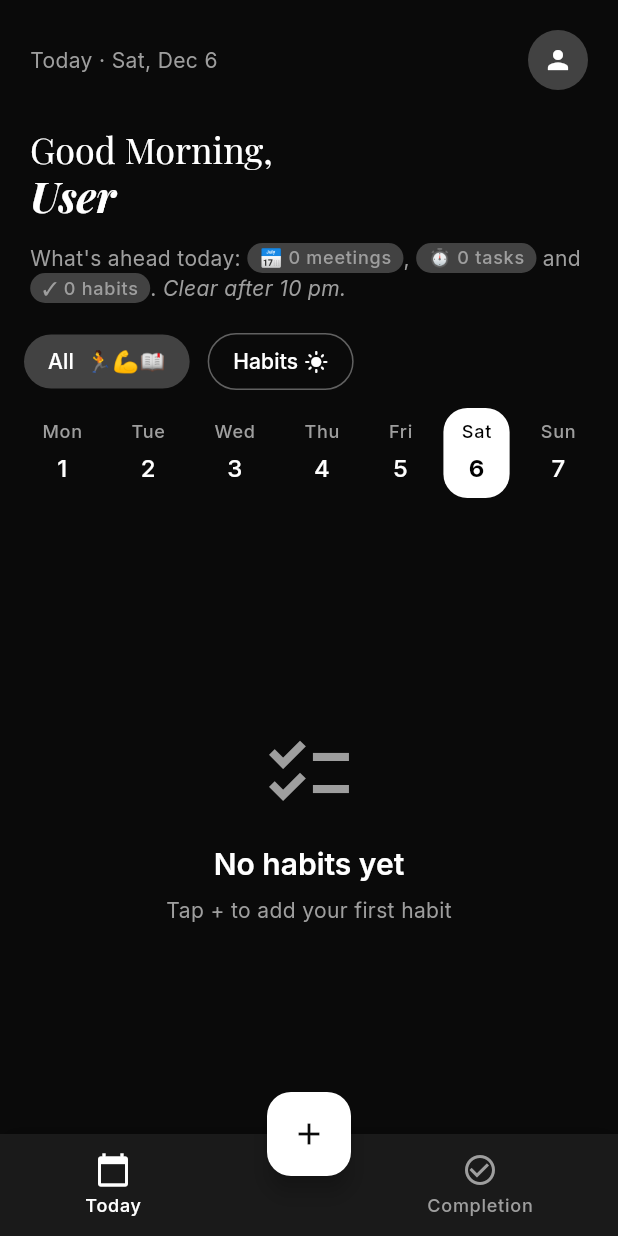
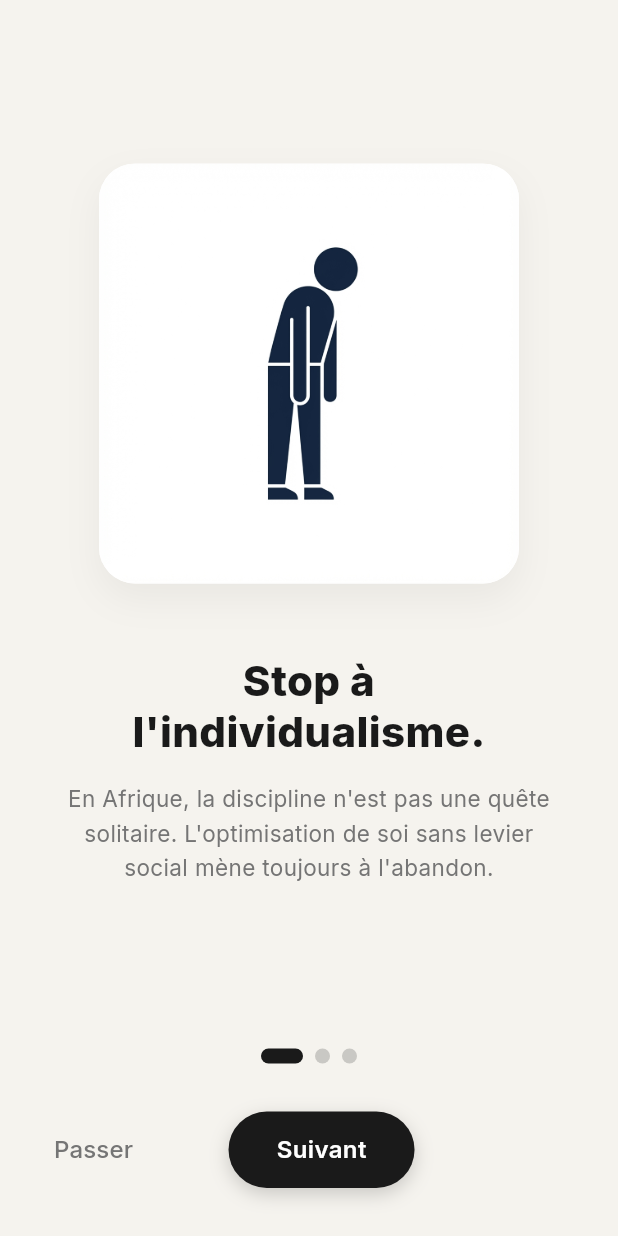
Before and after one commit to JesseOgoula/HABITU, a Flutter app: the screen it shows after launch, on a phone screen of 412 x 824 dp. Run offline on Flutter 3.47's test engine with Material 3 defaults, Android fonts, the phone set to English and light mode, and no system bars; our stand-ins replace google_fonts, hive, hive_flutter; accounts and stored records are empty.

Commit message:
feat: Implement splash and onboarding screens with initial app navigation and assets.

```diff
--- a/my_app/lib/main.dart
+++ b/my_app/lib/main.dart
@@ -46,7 +46,7 @@ class HabituApp extends StatelessWidget {
           theme: AppTheme.lightTheme,
           darkTheme: AppTheme.darkTheme,
           themeMode: themeProvider.themeMode,
-          home: const SplashScreen(nextScreen: HomeScreen()),
+          home: const SplashScreen(homeScreen: HomeScreen()),
         );
       },
     );
--- /dev/null
+++ b/my_app/lib/screens/onboarding_screen.dart
@@ -0,0 +1,271 @@
+import 'package:flutter/material.dart';
+import 'package:google_fonts/google_fonts.dart';
+import 'package:hive_flutter/hive_flutter.dart';
+import '../theme/app_theme.dart';
+
+class OnboardingScreen extends StatefulWidget {
+  final Widget nextScreen;
+
+  const OnboardingScreen({super.key, required this.nextScreen});
+
+  @override
+  State<OnboardingScreen> createState() => _OnboardingScreenState();
+}
+
+class _OnboardingScreenState extends State<OnboardingScreen> {
+  final PageController _pageController = PageController();
+  int _currentPage = 0;
+
+  final List<OnboardingPageData> _pages = [
+    OnboardingPageData(
+      title: "Stop à\nl'individualisme.",
+      description:
+          "En Afrique, la discipline n'est pas une quête solitaire. L'optimisation de soi sans levier social mène toujours à l'abandon.",
+      imagePath: 'assets/images/onboarding1_new.png',
+    ),
+    OnboardingPageData(
+      title: "Le Pouvoir de l'Ubuntu\nau service de ta croissance.",
+      description:
+          "Nous fusionnons la discipline personnelle avec la force du collectif.",
+      imagePath: 'assets/images/onboarding2_new.png',
+    ),
+    OnboardingPageData(
+      title: "Crée ton Cercle\nde responsabilité.",
+      description:
+          "Arrête d'essayer seul. Sur HABITU, si tu t'arrêtes, tu brises le Cercle. La force du collectif est ta meilleure motivation pour réussir.",
+      imagePath: 'assets/images/onboarding3_new.png',
+    ),
+  ];
+
+  @override
+  void dispose() {
+    _pageController.dispose();
+    super.dispose();
+  }
+
+  void _nextPage() {
+    if (_currentPage < _pages.length - 1) {
+      _pageController.nextPage(
+        duration: const Duration(milliseconds: 300),
+        curve: Curves.easeInOut,
+      );
+    } else {
+      _completeOnboarding();
+    }
+  }
+
+  void _skip() {
+    _completeOnboarding();
+  }
+
+  Future<void> _completeOnboarding() async {
+    final box = await Hive.openBox('settings');
+    await box.put('onboarding_complete', true);
+
+    if (mounted) {
+      Navigator.of(context).pushReplacement(
+        PageRouteBuilder(
+          pageBuilder: (context, animation, secondaryAnimation) =>
+              widget.nextScreen,
+          transitionsBuilder: (context, animation, secondaryAnimation, child) {
+            return FadeTransition(opacity: animation, child: child);
+          },
+          transitionDuration: const Duration(milliseconds: 300),
+        ),
+      );
+    }
+  }
+
+  @override
+  Widget build(BuildContext context) {
+    final isLastPage = _currentPage == _pages.length - 1;
+
+    return Scaffold(
+      backgroundColor: AppTheme.lightBackground,
+      body: SafeArea(
+        child: Column(
+          children: [
+            // Page content
+            Expanded(
+              child: PageView.builder(
+                controller: _pageController,
+                onPageChanged: (index) {
+                  setState(() {
+                    _currentPage = index;
+                  });
+                },
+                itemCount: _pages.length,
+                itemBuilder: (context, index) {
+                  return _buildPage(_pages[index]);
+                },
+              ),
+            ),
+
+            // Bottom section with indicators and buttons
+            Padding(
+              padding: const EdgeInsets.fromLTRB(24, 0, 24, 32),
+              child: Column(
+                children: [
+                  // Page indicators
+                  Row(
+                    mainAxisAlignment: MainAxisAlignment.center,
+                    children: List.generate(
+                      _pages.length,
+                      (index) => AnimatedContainer(
+                        duration: const Duration(milliseconds: 300),
+                        margin: const EdgeInsets.symmetric(horizontal: 4),
+                        width: _currentPage == index ? 28 : 10,
+                        height: 10,
+                        decoration: BoxDecoration(
+                          color: _currentPage == index
+                              ? AppTheme.lightText
+                              : AppTheme.lightText.withValues(alpha: 0.2),
+                          borderRadius: BorderRadius.circular(5),
+                        ),
+                      ),
+                    ),
+                  ),
+
+                  const SizedBox(height: 32),
+
+                  // Buttons row
+                  Row(
+                    mainAxisAlignment: isLastPage
+                        ? MainAxisAlignment.center
+                        : MainAxisAlignment.spaceBetween,
+                    children: [
+                      // Passer button (hidden on last page)
+                      if (!isLastPage)
+                        TextButton(
+                          onPressed: _skip,
+                          child: Text(
+                            'Passer',
+                            style: GoogleFonts.inter(
+                              fontSize: 16,
+                              color: AppTheme.lightTextSecondary,
+                            ),
+                          ),
+                        ),
+
+                      // Suivant / Commencer button
+                      GestureDetector(
+                        onTap: _nextPage,
+                        child: Container(
+                          padding: const EdgeInsets.symmetric(
+                            horizontal: 32,
+                            vertical: 14,
+                          ),
+                          decoration: BoxDecoration(
+                            color: AppTheme.lightText,
+                            borderRadius: BorderRadius.circular(28),
+                            boxShadow: [
+                              BoxShadow(
+                                color: AppTheme.lightText.withValues(
+                                  alpha: 0.2,
+                                ),
+                                blurRadius: 10,
+                                offset: const Offset(0, 4),
+                              ),
+                            ],
+                          ),
+                          child: Text(
+                            isLastPage ? 'Commencer' : 'Suivant',
+                            style: GoogleFonts.inter(
+                              fontSize: 16,
+                              fontWeight: FontWeight.w600,
+                              color: Colors.white,
+                            ),
+                          ),
+                        ),
+                      ),
+
+                      // Spacer for alignment on non-last pages
+                      if (!isLastPage) const SizedBox(width: 60),
+                    ],
+                  ),
+                ],
+              ),
+            ),
+          ],
+        ),
+      ),
+    );
+  }
+
+  Widget _buildPage(OnboardingPageData page) {
+    return Padding(
+      padding: const EdgeInsets.symmetric(horizontal: 32),
+      child: Column(
+        children: [
+          const Spacer(),
+
+          // Illustration
+          Container(
+            height: 280,
+            width: 280,
+            decoration: BoxDecoration(
+              color: Colors.white,
+              borderRadius: BorderRadius.circular(24),
+              boxShadow: [
+                BoxShadow(
+                  color: Colors.black.withValues(alpha: 0.05),
+                  blurRadius: 20,
+                  offset: const Offset(0, 10),
+                ),
+              ],
+            ),
+            child: ClipRRect(
+              borderRadius: BorderRadius.circular(24),
+              child: Image.asset(page.imagePath, fit: BoxFit.contain),
+            ),
+          ),
+
+          const SizedBox(height: 48),
+
+          // Title
+          Text(
+            page.title,
+            textAlign: TextAlign.center,
+            style: GoogleFonts.inter(
+              fontSize: 28,
+              fontWeight: FontWeight.w800,
+              color: AppTheme.lightText,
+              height: 1.2,
+            ),
+          ),
+
+          const SizedBox(height: 16),
+
+          // Description
+          Padding(
+            padding: const EdgeInsets.symmetric(horizontal: 8),
+            child: Text(
+              page.description,
+              textAlign: TextAlign.center,
+              style: GoogleFonts.inter(
+                fontSize: 15,
+                fontWeight: FontWeight.w400,
+                color: AppTheme.lightTextSecondary,
+                height: 1.5,
+              ),
+            ),
+          ),
+
+          const Spacer(),
+        ],
+      ),
+    );
+  }
+}
+
+class OnboardingPageData {
+  final String title;
+  final String description;
+  final String imagePath;
+
+  OnboardingPageData({
+    required this.title,
+    required this.description,
+    required this.imagePath,
+  });
+}
--- a/my_app/lib/screens/splash_screen.dart
+++ b/my_app/lib/screens/splash_screen.dart
@@ -1,9 +1,11 @@
 import 'package:flutter/material.dart';
+import 'package:hive_flutter/hive_flutter.dart';
+import 'onboarding_screen.dart';
 
 class SplashScreen extends StatefulWidget {
-  final Widget nextScreen;
+  final Widget homeScreen;
 
-  const SplashScreen({super.key, required this.nextScreen});
+  const SplashScreen({super.key, required this.homeScreen});
 
   @override
   State<SplashScreen> createState() => _SplashScreenState();
@@ -40,21 +42,39 @@ class _SplashScreenState extends State<SplashScreen>
 
     _controller.forward();
 
-    _controller.addStatusListener((status) {
+    _controller.addStatusListener((status) async {
       if (status == AnimationStatus.completed) {
-        Navigator.of(context).pushReplacement(
-          PageRouteBuilder(
-            pageBuilder: (context, animation, secondaryAnimation) =>
-                widget.nextScreen,
-            transitionsBuilder:
-                (context, animation, secondaryAnimation, child) {
-                  return FadeTransition(opacity: animation, child: child);
-                },
-            transitionDuration: const Duration(milliseconds: 300),
-          ),
-        );
+        await _navigateToNextScreen();
       }
     });
+  }
+
+  Future<void> _navigateToNextScreen() async {
+    // Check if onboarding is complete
+    final box = await Hive.openBox('settings');
+    final onboardingComplete = box.get(
+      'onboarding_complete',
+      defaultValue: false,
+    );
+
+    if (!mounted) return;
+
+    Widget nextScreen;
+    if (onboardingComplete) {
+      nextScreen = widget.homeScreen;
+    } else {
+      nextScreen = OnboardingScreen(nextScreen: widget.homeScreen);
+    }
+
+    Navigator.of(context).pushReplacement(
+      PageRouteBuilder(
+        pageBuilder: (context, animation, secondaryAnimation) => nextScreen,
+        transitionsBuilder: (context, animation, secondaryAnimation, child) {
+          return FadeTransition(opacity: animation, child: child);
+        },
+        transitionDuration: const Duration(milliseconds: 300),
+      ),
+    );
   }
 
   @override
```
Also changed, not shown: my_app/assets/images/onboarding1.png (added), my_app/assets/images/onboarding1_new.png (added), my_app/assets/images/onboarding2.png (added), my_app/assets/images/onboarding2_new.png (added), my_app/assets/images/onboarding3.png (added), my_app/assets/images/onboarding3_new.png (added).
